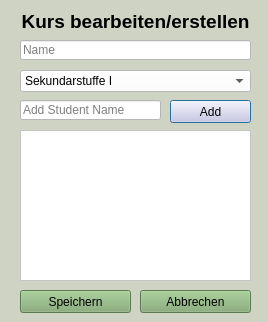
The window that windows/editcoursedialog.ui (koc-schule/bewertungsrechner) describes before a commit, drawn with Qt 5.
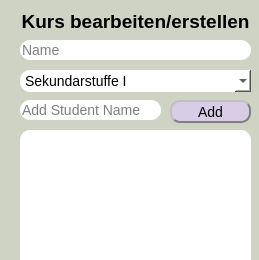
The same window after the commit.

Diff of the .ui file:
```diff
--- a/windows/editcoursedialog.ui
+++ b/windows/editcoursedialog.ui
@@ -6,8 +6,8 @@
    <rect>
     <x>0</x>
     <y>0</y>
-    <width>268</width>
-    <height>322</height>
+    <width>259</width>
+    <height>260</height>
    </rect>
   </property>
   <property name="windowTitle">
@@ -49,7 +49,10 @@
     </rect>
    </property>
    <property name="styleSheet">
-    <string notr="true">background-color: rgb(255, 255, 255);</string>
+    <string notr="true">background-color: rgb(255, 255, 255);
+border-style: outset;
+border-radius:  10px;
+font: 14px;</string>
    </property>
    <property name="placeholderText">
     <string>Name</string>
@@ -65,7 +68,10 @@
     </rect>
    </property>
    <property name="styleSheet">
-    <string notr="true">background-color: rgb(255, 255, 255);</string>
+    <string notr="true">background-color: rgb(255, 255, 255);
+border-style: outset;
+border-radius:  10px;
+font: 14px;</string>
    </property>
    <property name="editable">
     <bool>false</bool>
@@ -97,7 +103,10 @@
     </rect>
    </property>
    <property name="styleSheet">
-    <string notr="true">background-color: rgb(255, 255, 255);</string>
+    <string notr="true">background-color: rgb(255, 255, 255);
+border-style: outset;
+border-radius:  10px;
+font: 14px;</string>
    </property>
    <property name="placeholderText">
     <string>Add Student Name</string>
@@ -113,7 +122,13 @@
     </rect>
    </property>
    <property name="styleSheet">
-    <string notr="true">background-color: rgb(216, 204, 231);</string>
+    <string notr="true">background-color: rgb(216, 204, 231);
+border-style: outset;
+border-width: 2px;
+border-radius:  10px;
+border-color: black;
+border-color: gray;
+font: 14px;</string>
    </property>
    <property name="text">
     <string>Add</string>
@@ -129,7 +144,10 @@
     </rect>
    </property>
    <property name="styleSheet">
-    <string notr="true">background-color: rgb(255, 255, 255);</string>
+    <string notr="true">background-color: rgb(255, 255, 255);
+border-style: outset;
+border-radius:  10px;
+font: 14px;</string>
    </property>
    <property name="readOnly">
     <bool>false</bool>
@@ -145,7 +163,12 @@
     </rect>
    </property>
    <property name="styleSheet">
-    <string notr="true">background-color: rgb(127, 169, 112);</string>
+    <string notr="true">background-color: rgb(127, 169, 112);
+border-style: outset;
+border-radius:  10px;
+border-color: white;
+font: bold 14px;
+</string>
    </property>
    <property name="text">
     <string>Speichern</string>
@@ -161,7 +184,11 @@
     </rect>
    </property>
    <property name="styleSheet">
-    <string notr="true">background-color: rgb(127, 169, 112);</string>
+    <string notr="true">background-color: rgb(127, 169, 112);
+border-style: outset;
+border-radius:  10px;
+border-color: white;
+font: bold 14px;</string>
    </property>
    <property name="text">
     <string>Abbrechen</string>
```
